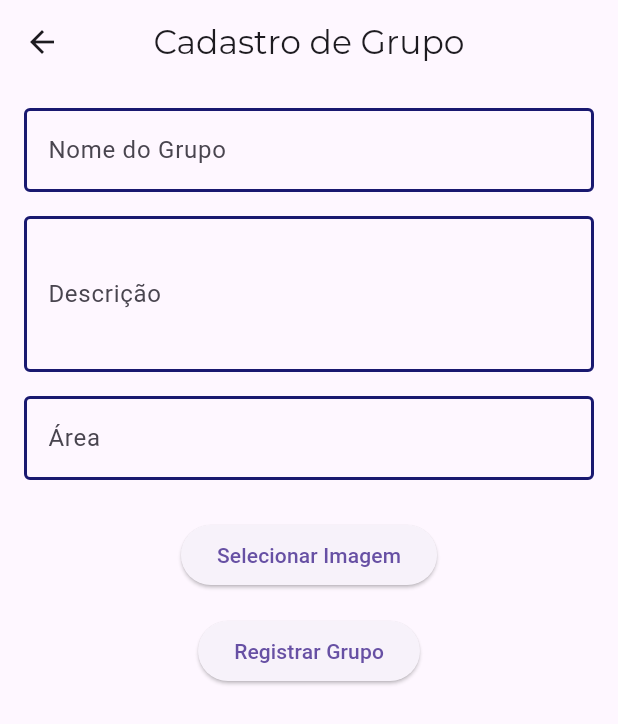
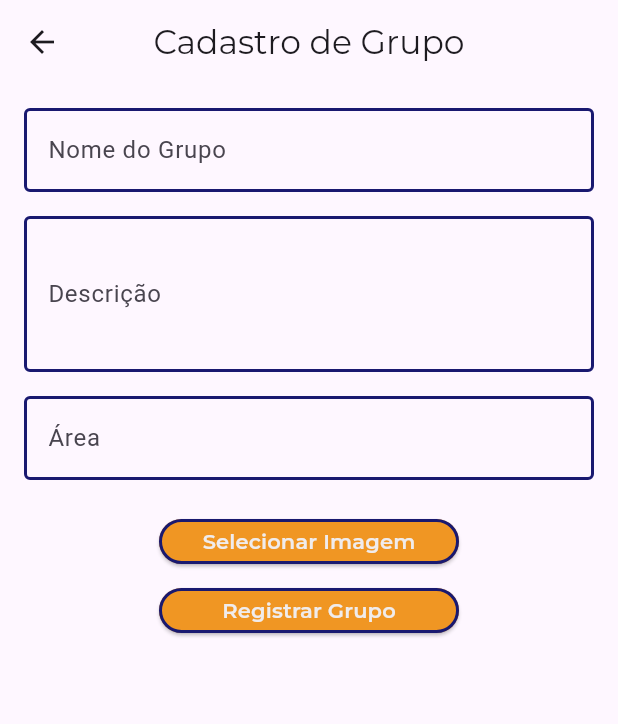
Before and after one commit to notsogreatdavi/DSI-2024.2, a Flutter app: the RegisterClassScreen screen opened directly, on a phone screen of 412 x 824 dp. Shown: the top 724 px of the screen. Run offline on Flutter 3.47's test engine with Material 3 defaults, Android fonts, the phone set to English and light mode, and no system bars; our stand-ins replace image_picker, supabase_flutter; missing offline and left inert: dart:html; accounts and stored records are empty.

Commit message:
Adicionado a estilização na tela de registrar grupo

```diff
--- a/flutter_application_1/lib/src/features/registers/register_class.dart
+++ b/flutter_application_1/lib/src/features/registers/register_class.dart
@@ -158,21 +158,68 @@ class RegisterClassScreenState extends State<RegisterClassScreen> {
               child: Column(
                 children: [
                   if (_imagemSelecionada != null)
-                    Image.memory(_imagemSelecionada!,
-                        height: 100, fit: BoxFit.cover),
+                    Image.memory(
+                      _imagemSelecionada!,
+                      height: 100,
+                      fit: BoxFit.cover,
+                    ),
                   SizedBox(height: 10),
-                  ElevatedButton(
-                    onPressed: _selecionarImagem,
-                    child: Text('Selecionar Imagem'),
+                  SizedBox(
+                    width: 200,
+                    height: 30,
+                    child: ElevatedButton(
+                      style: ElevatedButton.styleFrom(
+                        backgroundColor: AppColors.laranja,
+                        shape: RoundedRectangleBorder(
+                          borderRadius: BorderRadius.circular(30),
+                          side: BorderSide(
+                            color: AppColors.azulEscuro,
+                            width: 2,
+                          ),
+                        ),
+                      ),
+                      onPressed: _selecionarImagem,
+                      child: Text(
+                        'Selecionar Imagem',
+                        style: TextStyle(
+                          color: AppColors.branco,
+                          fontFamily: 'Montserrat',
+                          fontSize: 14,
+                          fontWeight: FontWeight.w600,
+                        ),
+                      ),
+                    ),
                   ),
                 ],
               ),
             ),
             SizedBox(height: 16),
             Center(
-              child: ElevatedButton(
-                onPressed: _registrarGrupo,
-                child: Text('Registrar Grupo'),
+              child: SizedBox(
+                width: 200,
+                height: 30,
+                child: ElevatedButton(
+                  style: ElevatedButton.styleFrom(
+                    backgroundColor: AppColors.laranja,
+                    shape: RoundedRectangleBorder(
+                      borderRadius: BorderRadius.circular(30),
+                      side: BorderSide(
+                        color: AppColors.azulEscuro,
+                        width: 2,
+                      ),
+                    ),
+                  ),
+                  onPressed: _registrarGrupo,
+                  child: Text(
+                    'Registrar Grupo',
+                    style: TextStyle(
+                      color: AppColors.branco,
+                      fontFamily: 'Montserrat',
+                      fontSize: 14,
+                      fontWeight: FontWeight.w600,
+                    ),
+                  ),
+                ),
               ),
             ),
           ],
```
